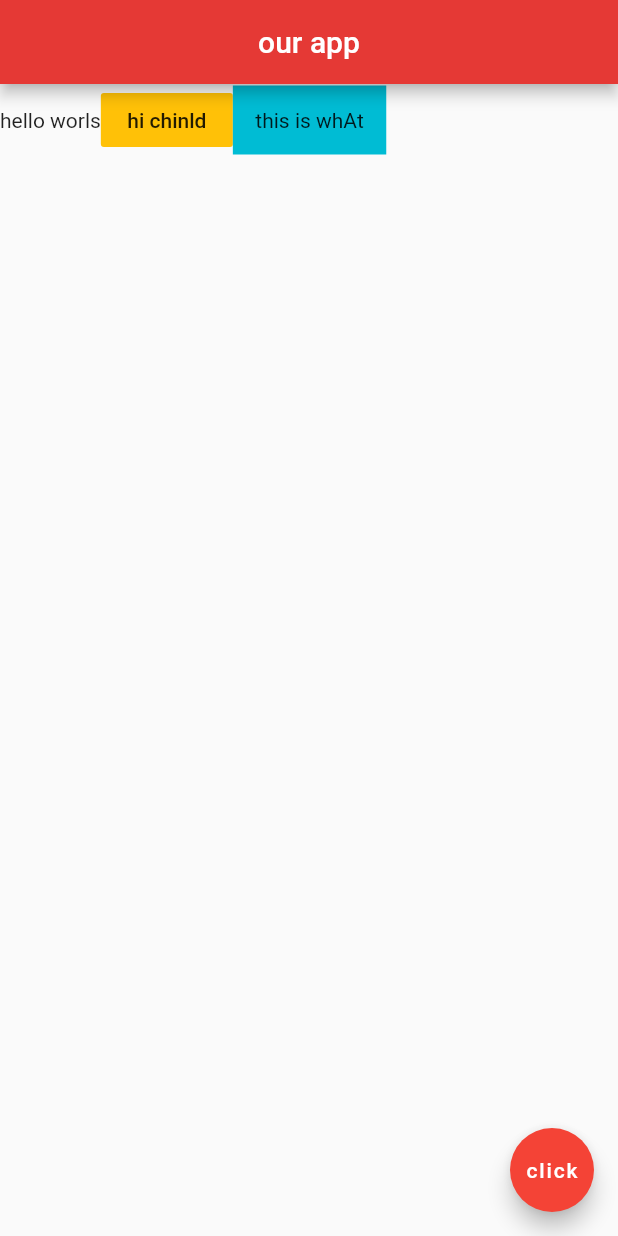
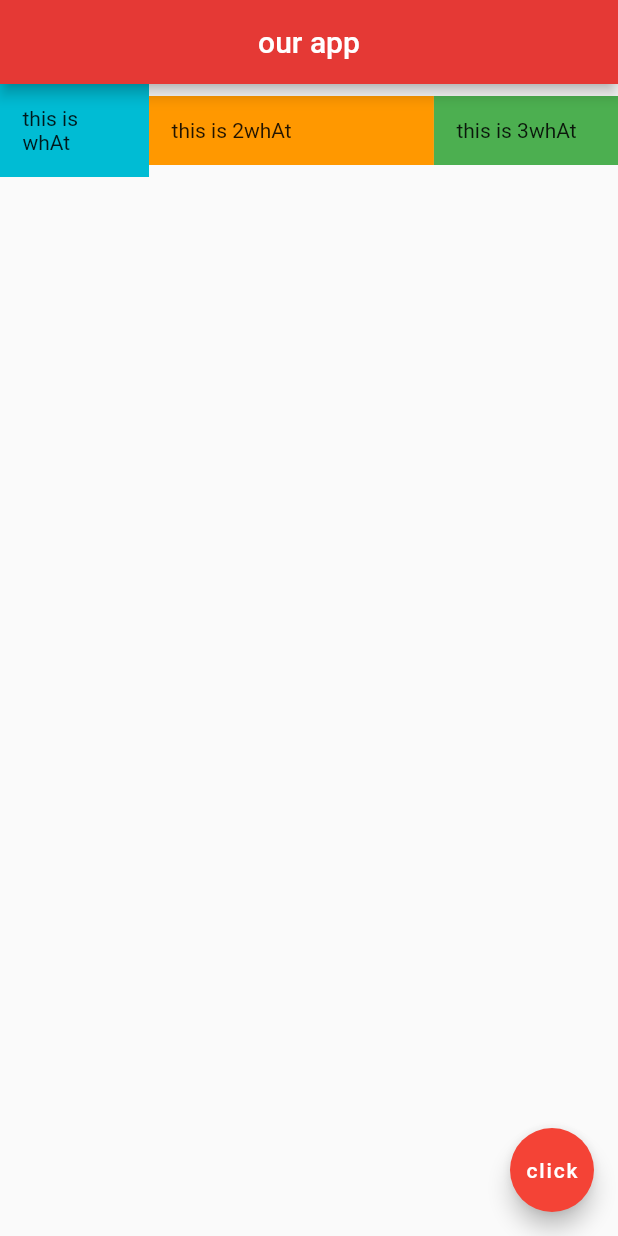
Before and after one commit to ntua-el17897/HCI, a Flutter app: the screen it shows after launch, on a phone screen of 412 x 824 dp. Run offline on Flutter 3.47's test engine with Material 2 defaults, Android fonts, the light colour scheme and no system bars.

Commit message:
tut cont

```diff
--- a/flutter_application_1/lib/main.dart
+++ b/flutter_application_1/lib/main.dart
@@ -20,22 +20,42 @@ class Home extends StatelessWidget {
         backgroundColor: Colors.red[600],
       ),
       // ignore: prefer_const_constructors
-      body: Row(children: <Widget>[
+      body: Row(
+          mainAxisAlignment: MainAxisAlignment.spaceEvenly,
+          crossAxisAlignment: CrossAxisAlignment.center,
+          children: <Widget>[
             // ignore: prefer_const_constructors
-        Text('hello worls'),
-        FlatButton(
-          onPressed: () {},
-          // ignore: prefer_const_constructors
-          child: Text('hi chinld'),
-          color: Colors.amber,
-        ),
-        Container(
+
+            Expanded(
+              flex: 34,
+              child: Container(
                 color: Colors.cyan,
                 // ignore: prefer_const_constructors
                 padding: EdgeInsets.fromLTRB(15, 15, 15, 15),
                 // ignore: prefer_const_constructors
-          child: Text('this is whAt'),
-        )
+                child: Text('this is  whAt'),
+              ),
+            ),
+            Expanded(
+              flex: 65,
+              child: Container(
+                color: Colors.orange,
+                // ignore: prefer_const_constructors
+                padding: EdgeInsets.fromLTRB(15, 15, 15, 15),
+                // ignore: prefer_const_constructors
+                child: Text('this is 2whAt'),
+              ),
+            ),
+            Expanded(
+              flex: 42,
+              child: Container(
+                color: Colors.green,
+                // ignore: prefer_const_constructors
+                padding: EdgeInsets.fromLTRB(15, 15, 15, 15),
+                // ignore: prefer_const_constructors
+                child: Text('this is 3whAt'),
+              ),
+            ),
           ]),
       floatingActionButton: FloatingActionButton(
         onPressed: () {
```
Lines whose indentation alone changed are shown as unchanged.
